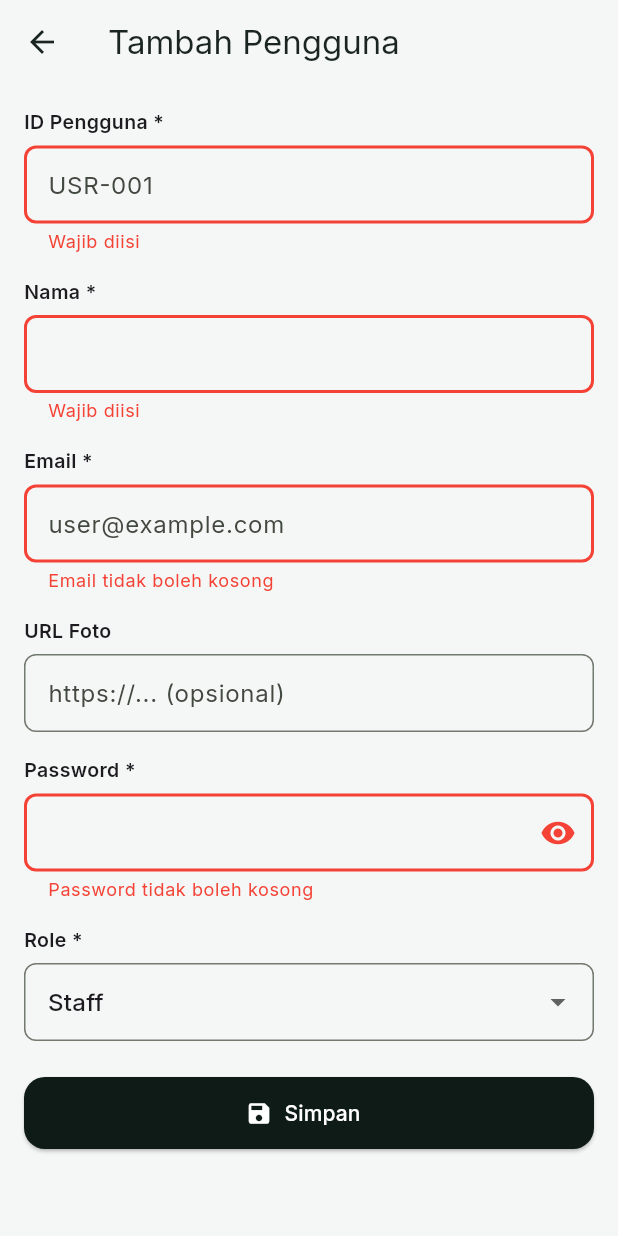
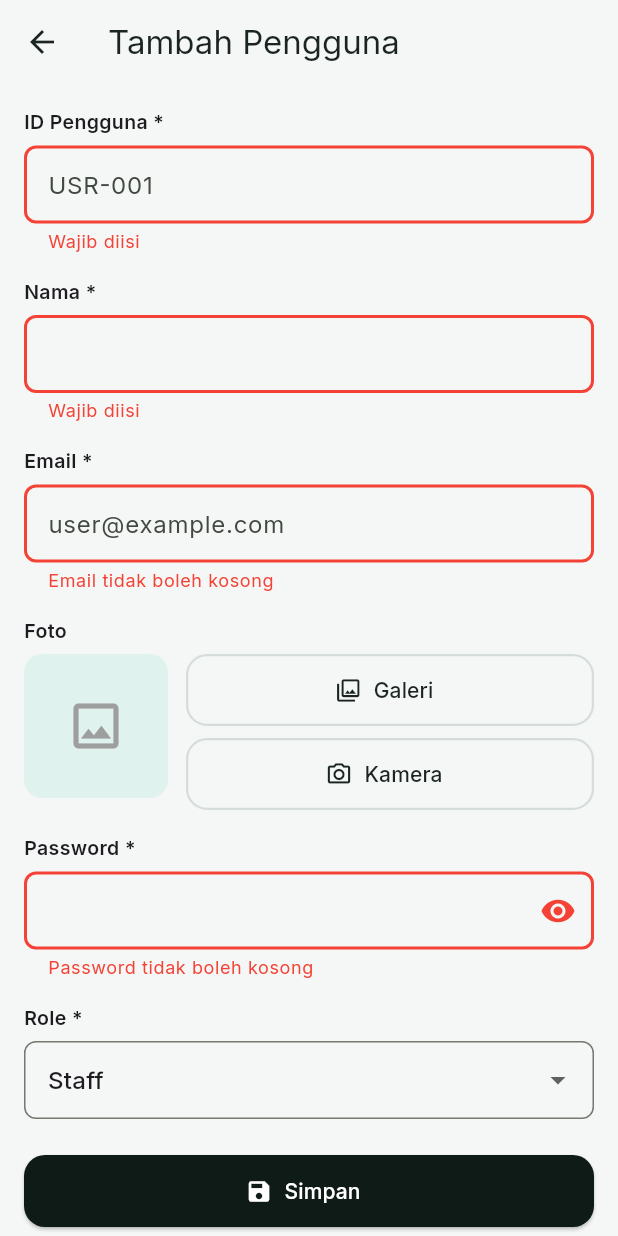
Before and after one commit to rosyiddd666999/Mobile-Merak-IoT, a Flutter app: the UserFormScreen screen opened by its route, after a tap on "Simpan", on a phone screen of 412 x 824 dp. Run offline on Flutter 3.47's test engine with Material 3 defaults, Android fonts, the phone set to English and light mode, and no system bars; our stand-ins replace cached_network_image, connectivity_plus, dio, fl_chart, flutter_dotenv, flutter_riverpod and 5 more; missing offline and left inert: mjpeg_view, mqtt_client; accounts and stored records are empty; generated files the repository leaves out were written again; network calls fail.

Commit message:
feat: upload foto device (galeri+kamera) di form indukan/anakan/pengguna

```diff
--- /dev/null
+++ b/lib/data/services/upload_service.dart
@@ -0,0 +1,80 @@
+import 'dart:io';
+
+import 'package:dio/dio.dart';
+
+/// Folder upload yang diizinkan backend (`POST /api/storage/upload`).
+enum UploadFolder {
+  breeders('breeders-images'),
+  chicks('chicks-images'),
+  profile('profile-images');
+
+  final String value;
+  const UploadFolder(this.value);
+}
+
+/// Hasil upload: `url` absolut siap render, `objectKey` untuk hapus/migrasi.
+class UploadResult {
+  final String url;
+  final String? objectKey;
+
+  const UploadResult({required this.url, this.objectKey});
+}
+
+/// Upload foto perangkat ke Minio via backend (maks 5MB, dicek client juga).
+class UploadService {
+  UploadService(this._dio);
+  final Dio _dio;
+
+  static const maxBytes = 5 * 1024 * 1024;
+
+  static const _allowedExt = ['jpg', 'jpeg', 'png', 'webp', 'gif'];
+
+  /// Validasi lokal sebelum upload. Return pesan error atau null bila OK.
+  static String? validate(File file) {
+    final ext = file.path.split('.').last.toLowerCase();
+    if (!_allowedExt.contains(ext)) {
+      return 'Format harus JPG/PNG/WebP/GIF';
+    }
+    final size = file.lengthSync();
+    if (size > maxBytes) {
+      return 'Ukuran maksimal 5MB (saat ini ${(size / 1048576).toStringAsFixed(1)}MB)';
+    }
+    return null;
+  }
+
+  Future<UploadResult> uploadPhoto(
+    File file,
+    UploadFolder folder, {
+    ProgressCallback? onProgress,
+  }) async {
+    final err = validate(file);
+    if (err != null) throw ArgumentError(err);
+    final fileName = file.path.split('/').last;
+    final form = FormData.fromMap({
+      'folder': folder.value,
+      'file': await MultipartFile.fromFile(file.path, filename: fileName),
+    });
+    final res = await _dio.post(
+      '/api/storage/upload',
+      data: form,
+      onSendProgress: onProgress,
+    );
+    final data = res.data;
+    if (data is! Map<String, dynamic>) {
+      throw const FormatException('Respons upload tidak dikenal');
+    }
+    final url = (data['url'] ?? '') as String;
+    if (url.isEmpty) throw const FormatException('URL upload kosong');
+    return UploadResult(url: url, objectKey: data['object_key'] as String?);
+  }
+
+  /// Hapus file milik sesi ini (mis. diganti/dibatalkan). Gagal = abaikan.
+  Future<void> deletePhoto(String objectKey) async {
+    try {
+      await _dio.delete(
+        '/api/storage/delete',
+        queryParameters: {'object_key': objectKey},
+      );
+    } catch (_) {}
+  }
+}
--- a/lib/features/users/user_form_screen.dart
+++ b/lib/features/users/user_form_screen.dart
@@ -5,9 +5,12 @@ import '../../core/theme.dart';
 import '../../core/utils/api_error.dart';
 import '../../core/utils/id_generator.dart';
 import '../../core/utils/validators.dart';
+import '../../data/providers/api_client_provider.dart';
 import '../../data/providers/dashboard_provider.dart';
 import '../../data/providers/users_provider.dart';
+import '../../data/services/upload_service.dart';
 import '../../shared/app_form.dart';
+import '../../shared/app_photo_picker.dart';
 import '../../shared/detail_app_bar.dart';
 
 class UserFormScreen extends ConsumerStatefulWidget {
@@ -22,8 +25,8 @@ class _UserFormScreenState extends ConsumerState<UserFormScreen> {
   final _idController = TextEditingController();
   final _namaController = TextEditingController();
   final _emailController = TextEditingController();
-  final _fotoController = TextEditingController();
   final _passwordController = TextEditingController();
+  PickedPhoto? _photo;
 
   String _role = 'staff';
   bool _isSaving = false;
@@ -35,7 +38,6 @@ class _UserFormScreenState extends ConsumerState<UserFormScreen> {
     _idController.dispose();
     _namaController.dispose();
     _emailController.dispose();
-    _fotoController.dispose();
     _passwordController.dispose();
     super.dispose();
   }
@@ -44,13 +46,30 @@ class _UserFormScreenState extends ConsumerState<UserFormScreen> {
     if (!_formKey.currentState!.validate()) return;
     setState(() => _isSaving = true);
 
+    // Upload foto device dulu (gagal = save dibatalkan).
+    String? fotoUrl = _photo?.url;
+    if (_photo?.file != null) {
+      try {
+        final up = await UploadService(ref.read(apiClientProvider))
+            .uploadPhoto(_photo!.file!, UploadFolder.profile);
+        fotoUrl = up.url;
+      } catch (e) {
+        if (!mounted) return;
+        setState(() => _isSaving = false);
+        ScaffoldMessenger.of(context).showSnackBar(
+          SnackBar(content: Text('Upload foto gagal: ${friendlyApiError(e)}')),
+        );
+        return;
+      }
+    }
+
     await ref.read(userCreateProvider.notifier).create(
       id: _idController.text.trim(),
       nama: _namaController.text.trim(),
       email: _emailController.text.trim(),
       password: _passwordController.text,
       role: _role,
-      fotoUrl: _fotoController.text.trim().isEmpty ? null : _fotoController.text.trim(),
+      fotoUrl: fotoUrl,
     );
     if (!mounted) return;
     setState(() => _isSaving = false);
@@ -124,11 +143,10 @@ class _UserFormScreenState extends ConsumerState<UserFormScreen> {
                 validator: validateEmail,
                 hint: 'user@example.com',
               ),
-              AppTextField(
-                label: 'URL Foto',
-                controller: _fotoController,
-                keyboardType: TextInputType.url,
-                hint: 'https://... (opsional)',
+              AppPhotoPicker(
+                label: 'Foto',
+                folder: UploadFolder.profile,
+                onChanged: (p) => _photo = p,
               ),
               const AppLabel('Password *'),
               TextFormField(
--- /dev/null
+++ b/lib/shared/app_photo_picker.dart
@@ -0,0 +1,151 @@
+import 'dart:io';
+
+import 'package:flutter/material.dart';
+import 'package:flutter_riverpod/flutter_riverpod.dart';
+import 'package:image_picker/image_picker.dart';
+import '../../core/utils/api_error.dart';
+import '../../data/services/upload_service.dart';
+import 'app_form.dart';
+import 'app_photo.dart';
+
+/// Hasil pilihan foto: URL server (bila sudah terupload) atau file lokal
+/// yang menunggu upload saat Simpan.
+class PickedPhoto {
+  final String? url;
+  final File? file;
+  final String? objectKey;
+
+  const PickedPhoto({this.url, this.file, this.objectKey});
+
+  bool get isEmpty => (url == null || url!.isEmpty) && file == null;
+}
+
+/// Pilih foto dari galeri/kamera + pratinjau. Upload dilakukan pemilik form
+/// via [UploadService] saat Simpan (agar gagal upload = save dibatalkan).
+class AppPhotoPicker extends ConsumerStatefulWidget {
+  final String label;
+  final String? initialUrl;
+  final UploadFolder folder;
+  final ValueChanged<PickedPhoto> onChanged;
+
+  const AppPhotoPicker({
+    super.key,
+    this.label = 'Foto',
+    this.initialUrl,
+    required this.folder,
+    required this.onChanged,
+  });
+
+  @override
+  ConsumerState<AppPhotoPicker> createState() => _AppPhotoPickerState();
+}
+
+class _AppPhotoPickerState extends ConsumerState<AppPhotoPicker> {
+  final _picker = ImagePicker();
+  File? _file;
+  bool _removed = false;
+
+  String? get _url => _removed ? null : widget.initialUrl;
+
+  void _emit() => widget.onChanged(PickedPhoto(url: _url, file: _file));
+
+  Future<void> _pick(ImageSource source) async {
+    try {
+      final picked = await _picker.pickImage(
+        source: source,
+        maxWidth: 1600,
+        imageQuality: 85,
+      );
+      if (picked == null || !mounted) return;
+      final file = File(picked.path);
+      final err = UploadService.validate(file);
+      if (err != null) {
+        if (mounted) {
+          ScaffoldMessenger.of(context)
+              .showSnackBar(SnackBar(content: Text(err)));
+        }
+        return;
+      }
+      setState(() {
+        _file = file;
+        _removed = false;
+      });
+      _emit();
+    } catch (e) {
+      if (mounted) {
+        ScaffoldMessenger.of(context).showSnackBar(
+          SnackBar(content: Text('Gagal memilih foto: ${friendlyApiError(e)}')),
+        );
+      }
+    }
+  }
+
+  void _clear() {
+    setState(() {
+      _file = null;
+      _removed = true;
+    });
+    _emit();
+  }
+
+  @override
+  Widget build(BuildContext context) {
+    return Column(
+      crossAxisAlignment: CrossAxisAlignment.stretch,
+      children: [
+        AppLabel(widget.label),
+        Row(
+          crossAxisAlignment: CrossAxisAlignment.start,
+          children: [
+            _preview(),
+            const SizedBox(width: 12),
+            Expanded(
+              child: Column(
+                crossAxisAlignment: CrossAxisAlignment.stretch,
+                children: [
+                  OutlinedButton.icon(
+                    onPressed: () => _pick(ImageSource.gallery),
+                    icon: const Icon(Icons.photo_library_outlined, size: 18),
+                    label: const Text('Galeri'),
+                  ),
+                  const SizedBox(height: 8),
+                  OutlinedButton.icon(
+                    onPressed: () => _pick(ImageSource.camera),
+                    icon: const Icon(Icons.photo_camera_outlined, size: 18),
+                    label: const Text('Kamera'),
+                  ),
+                  if (_file != null || (_url?.isNotEmpty == true)) ...[
+                    const SizedBox(height: 8),
+                    TextButton.icon(
+                      onPressed: _clear,
+                      icon: const Icon(Icons.delete_outline,
+                          size: 18, color: Colors.red),
+                      label: const Text('Hapus',
+                          style: TextStyle(color: Colors.red)),
+                    ),
+                  ],
+                ],
+              ),
+            ),
+          ],
+        ),
+        const SizedBox(height: 16),
+      ],
+    );
+  }
+
+  Widget _preview() {
+    if (_file != null) {
+      return ClipRRect(
+        borderRadius: BorderRadius.circular(12),
+        child: Image.file(_file!, width: 96, height: 96, fit: BoxFit.cover),
+      );
+    }
+    return AppPhotoBox(
+      size: 96,
+      url: _url,
+      fallback: const Icon(Icons.image_outlined,
+          size: 40, color: Colors.grey),
+    );
+  }
+}
```
Also changed, not shown: lib/features/breeders/breeder_form_screen.dart (+28 -9 lines), lib/features/chicks/chick_form_screen.dart (+28 -9 lines), 2 other files.
